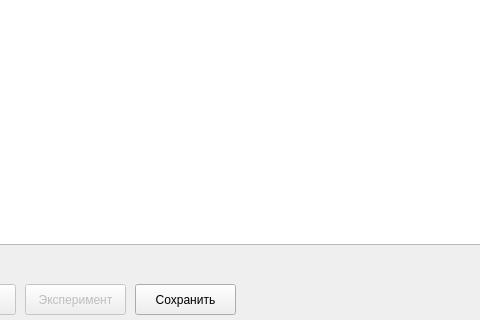
Before: the Qt Designer form findExtrDialog.ui in VMPR-21/Neydorff, drawn with Qt 5; both pictures show x 105 to 585 and y 256 to 576 of the 797 by 576 pixel window.
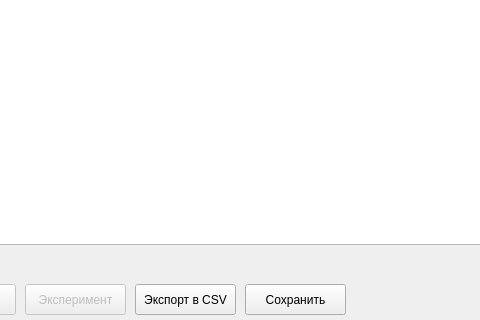
After: the same form once the commit is applied.

Commit message: В окно Коли добавлена кнопка для сохранения в формате a_s

```diff
--- a/findExtrDialog.ui
+++ b/findExtrDialog.ui
@@ -373,6 +373,19 @@
     </rect>
    </property>
    <property name="text">
+    <string>Экспорт в CSV</string>
+   </property>
+  </widget>
+  <widget class="QPushButton" name="pushButton_SaveToAS">
+   <property name="geometry">
+    <rect>
+     <x>350</x>
+     <y>540</y>
+     <width>101</width>
+     <height>31</height>
+    </rect>
+   </property>
+   <property name="text">
     <string>Сохранить</string>
    </property>
   </widget>
```
The commit also changes 2 other files.
